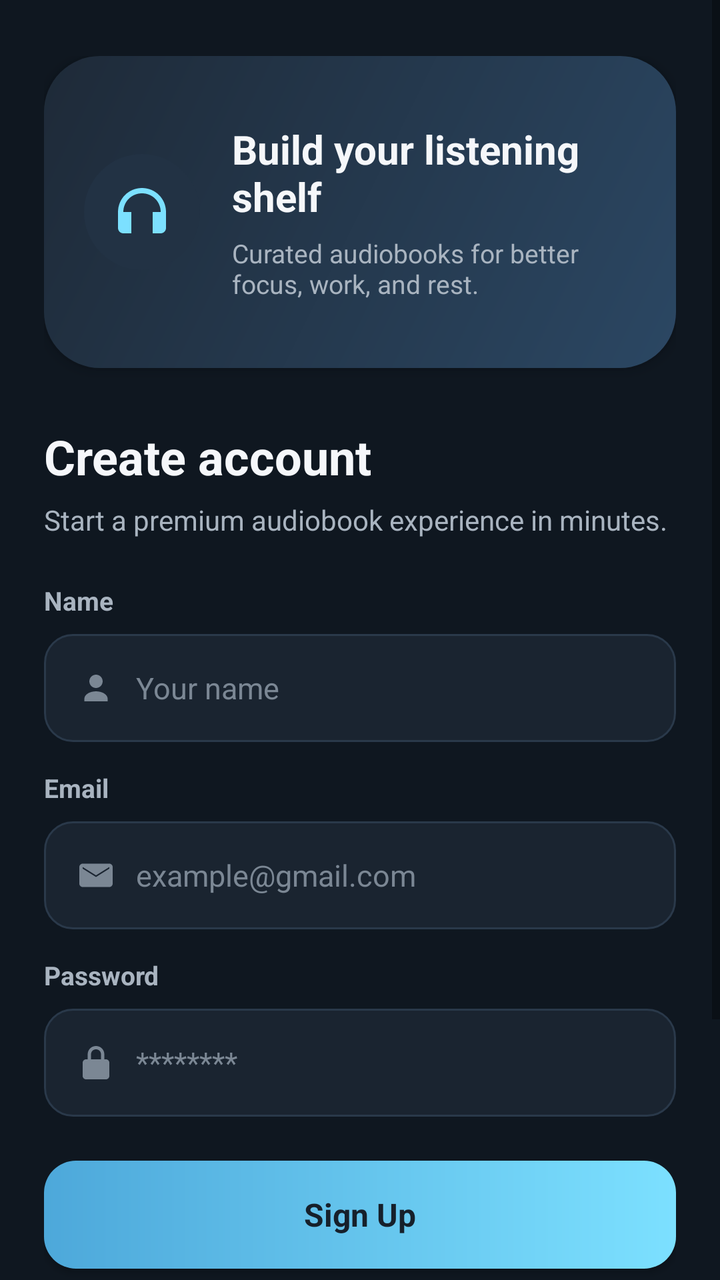
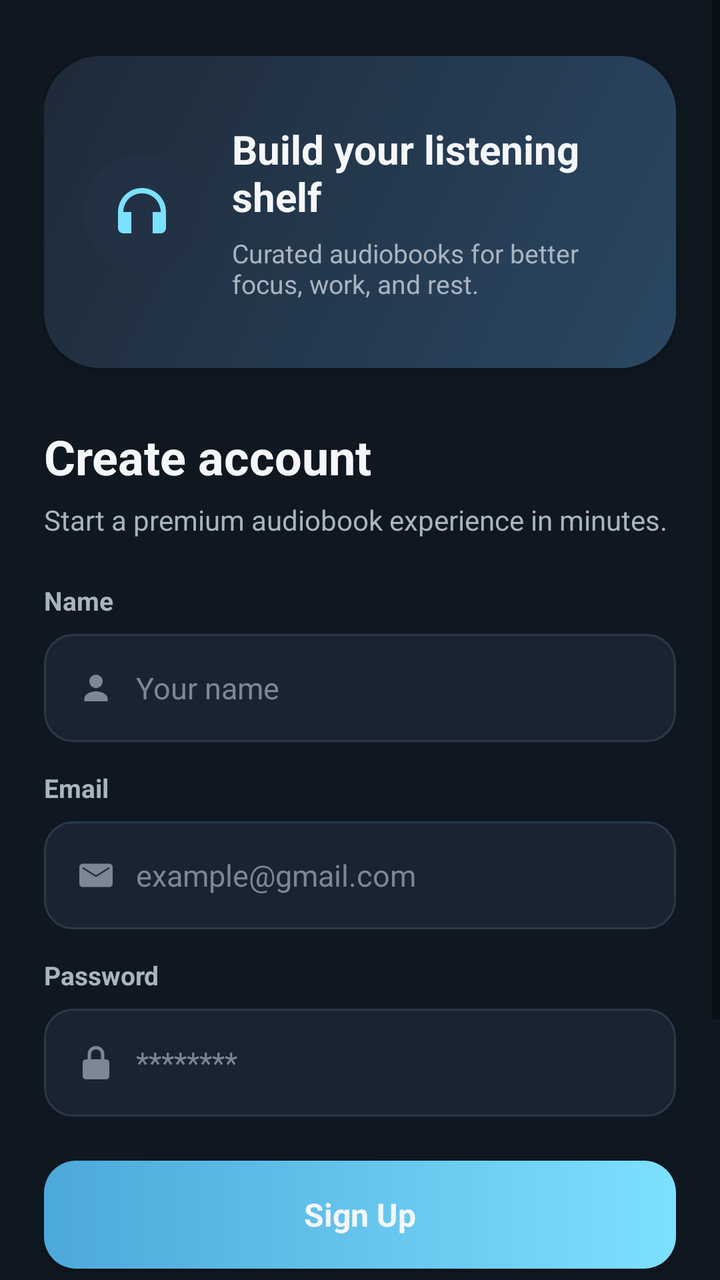

An Android layout rendered at two revisions. The XML below is the earlier revision; the diff shows what the commit changed to produce the second picture.
<!-- AndroidManifest.xml: application theme Theme.Fonosfinal -->
<!-- res/layout/activity_register.xml -->
<?xml version="1.0" encoding="utf-8"?>
<ScrollView xmlns:android="http://schemas.android.com/apk/res/android"
    android:layout_width="match_parent"
    android:layout_height="match_parent"
    android:background="@color/background"
    android:fillViewport="true">

    <LinearLayout
        android:layout_width="match_parent"
        android:layout_height="wrap_content"
        android:orientation="vertical"
        android:paddingStart="22dp"
        android:paddingTop="28dp"
        android:paddingEnd="22dp"
        android:paddingBottom="26dp">

        <FrameLayout
            android:id="@+id/layout_register_hero"
            android:layout_width="match_parent"
            android:layout_height="156dp"
            android:background="@drawable/bg_auth_hero_gradient"
            android:elevation="4dp"
            android:padding="20dp">

            <LinearLayout
                android:layout_width="match_parent"
                android:layout_height="match_parent"
                android:gravity="center_vertical"
                android:orientation="horizontal">

                <ImageView
                    android:id="@+id/image_register_headphones"
                    android:layout_width="58dp"
                    android:layout_height="58dp"
                    android:background="@drawable/bg_icon_circle"
                    android:contentDescription="Audiobook"
                    android:padding="13dp"
                    android:src="@drawable/ic_headphones" />

                <LinearLayout
                    android:layout_width="0dp"
                    android:layout_height="wrap_content"
                    android:layout_marginStart="16dp"
                    android:layout_weight="1"
                    android:orientation="vertical">

                    <TextView
                        android:id="@+id/text_register_hero_title"
                        android:layout_width="match_parent"
                        android:layout_height="wrap_content"
                        android:text="Build your listening shelf"
                        android:textColor="@color/text_primary"
                        android:textSize="20sp"
                        android:textStyle="bold" />

                    <TextView
                        android:id="@+id/text_register_hero_subtitle"
                        android:layout_width="match_parent"
                        android:layout_height="wrap_content"
                        android:layout_marginTop="6dp"
                        android:text="Curated audiobooks for better focus, work, and rest."
                        android:textColor="@color/text_secondary"
                        android:textSize="13sp" />
                </LinearLayout>
            </LinearLayout>
        </FrameLayout>

        <TextView
            android:id="@+id/text_register_title"
            android:layout_width="match_parent"
            android:layout_height="wrap_content"
            android:layout_marginTop="28dp"
            android:text="Create account"
            android:textColor="@color/text_primary"
            android:textSize="24sp"
            android:textStyle="bold" />

        <TextView
            android:id="@+id/text_register_subtitle"
            android:layout_width="match_parent"
            android:layout_height="wrap_content"
            android:layout_marginTop="6dp"
            android:text="Start a premium audiobook experience in minutes."
            android:textColor="@color/text_secondary"
            android:textSize="14sp" />

        <TextView
            android:id="@+id/label_register_name"
            android:layout_width="wrap_content"
            android:layout_height="wrap_content"
            android:layout_marginTop="22dp"
            android:text="Name"
            android:textColor="@color/text_secondary"
            android:textSize="13sp"
            android:textStyle="bold" />

        <LinearLayout
            android:id="@+id/layout_register_name_input"
            android:layout_width="match_parent"
            android:layout_height="54dp"
            android:layout_marginTop="8dp"
            android:background="@drawable/bg_input"
            android:gravity="center_vertical"
            android:orientation="horizontal">

            <ImageView
                android:layout_width="20dp"
                android:layout_height="20dp"
                android:contentDescription="Name"
                android:src="@drawable/ic_user" />

            <EditText
                android:id="@+id/edit_text_register_name"
                android:layout_width="0dp"
                android:layout_height="match_parent"
                android:layout_marginStart="10dp"
                android:layout_weight="1"
                android:background="@android:color/transparent"
                android:hint="Your name"
                android:inputType="textPersonName"
                android:singleLine="true"
                android:textColor="@color/text_primary"
                android:textColorHint="@color/text_muted"
                android:textSize="15sp" />
        </LinearLayout>

        <TextView
            android:id="@+id/label_register_email"
            android:layout_width="wrap_content"
            android:layout_height="wrap_content"
            android:layout_marginTop="14dp"
            android:text="Email"
            android:textColor="@color/text_secondary"
            android:textSize="13sp"
            android:textStyle="bold" />

        <LinearLayout
            android:id="@+id/layout_register_email_input"
            android:layout_width="match_parent"
            android:layout_height="54dp"
            android:layout_marginTop="8dp"
            android:background="@drawable/bg_input"
            android:gravity="center_vertical"
            android:orientation="horizontal">

            <ImageView
                android:layout_width="20dp"
                android:layout_height="20dp"
                android:contentDescription="Email"
                android:src="@drawable/ic_mail" />

            <EditText
                android:id="@+id/edit_text_register_email"
                android:layout_width="0dp"
                android:layout_height="match_parent"
                android:layout_marginStart="10dp"
                android:layout_weight="1"
                android:background="@android:color/transparent"
                android:hint="example@gmail.com"
                android:inputType="textEmailAddress"
                android:singleLine="true"
                android:textColor="@color/text_primary"
                android:textColorHint="@color/text_muted"
                android:textSize="15sp" />
        </LinearLayout>

        <TextView
            android:id="@+id/label_register_password"
            android:layout_width="wrap_content"
            android:layout_height="wrap_content"
            android:layout_marginTop="14dp"
            android:text="Password"
            android:textColor="@color/text_secondary"
            android:textSize="13sp"
            android:textStyle="bold" />

        <LinearLayout
            android:id="@+id/layout_register_password_input"
            android:layout_width="match_parent"
            android:layout_height="54dp"
            android:layout_marginTop="8dp"
            android:background="@drawable/bg_input"
            android:gravity="center_vertical"
            android:orientation="horizontal">

            <ImageView
                android:layout_width="20dp"
                android:layout_height="20dp"
                android:contentDescription="Password"
                android:src="@drawable/ic_lock" />

            <EditText
                android:id="@+id/edit_text_register_password"
                android:layout_width="0dp"
                android:layout_height="match_parent"
                android:layout_marginStart="10dp"
                android:layout_weight="1"
                android:background="@android:color/transparent"
                android:hint="********"
                android:inputType="textPassword"
                android:singleLine="true"
                android:textColor="@color/text_primary"
                android:textColorHint="@color/text_muted"
                android:textSize="15sp" />
        </LinearLayout>

        <Button
            android:id="@+id/button_sign_up"
            android:layout_width="match_parent"
            android:layout_height="54dp"
            android:layout_marginTop="22dp"
            android:background="@drawable/bg_button_primary"
            android:backgroundTint="@null"
            android:text="Sign Up"
            android:textAllCaps="false"
            android:textColor="@color/primary_variant"
            android:textSize="16sp"
            android:textStyle="bold" />

        <LinearLayout
            android:id="@+id/layout_register_divider"
            android:layout_width="match_parent"
            android:layout_height="wrap_content"
            android:layout_marginTop="22dp"
            android:gravity="center"
            android:orientation="horizontal">

            <View
                android:layout_width="0dp"
                android:layout_height="1dp"
                android:layout_weight="1"
                android:background="@color/divider" />

            <TextView
                android:layout_width="wrap_content"
                android:layout_height="wrap_content"
                android:paddingStart="12dp"
                android:paddingEnd="12dp"
                android:text="Or sign up with"
                android:textColor="@color/text_muted"
                android:textSize="12sp" />

            <View
                android:layout_width="0dp"
                android:layout_height="1dp"
                android:layout_weight="1"
                android:background="@color/divider" />
        </LinearLayout>

        <LinearLayout
            android:id="@+id/layout_register_social_buttons"
            android:layout_width="match_parent"
            android:layout_height="wrap_content"
            android:layout_marginTop="16dp"
            android:gravity="center"
            android:orientation="horizontal">

            <TextView
                android:id="@+id/button_register_facebook"
                android:layout_width="48dp"
                android:layout_height="48dp"
                android:background="@drawable/bg_social_button"
                android:clickable="true"
                android:focusable="true"
                android:gravity="center"
                android:text="f"
                android:textColor="@color/text_primary"
                android:textSize="17sp"
                android:textStyle="bold" />

            <TextView
                android:id="@+id/button_register_google"
                android:layout_width="48dp"
                android:layout_height="48dp"
                android:layout_marginStart="16dp"
                android:background="@drawable/bg_social_button"
                android:clickable="true"
                android:focusable="true"
                android:gravity="center"
                android:text="G"
                android:textColor="@color/text_primary"
                android:textSize="17sp"
                android:textStyle="bold" />

            <TextView
                android:id="@+id/button_register_twitter"
                android:layout_width="48dp"
                android:layout_height="48dp"
                android:layout_marginStart="16dp"
                android:background="@drawable/bg_social_button"
                android:clickable="true"
                android:focusable="true"
                android:gravity="center"
                android:text="t"
                android:textColor="@color/text_primary"
                android:textSize="17sp"
                android:textStyle="bold" />
        </LinearLayout>

        <TextView
            android:id="@+id/text_login"
            android:layout_width="match_parent"
            android:layout_height="wrap_content"
            android:layout_marginTop="22dp"
            android:gravity="center"
            android:text="Already Have An Account? Login"
            android:textColor="@color/text_secondary"
            android:textSize="14sp" />
    </LinearLayout>
</ScrollView>
<!-- resources referenced by this layout -->
<resources>
  <color name="background">#0F1720</color>
  <color name="divider">#2A394A</color>
  <color name="primary_variant">#16202B</color>
  <color name="text_muted">#7B8794</color>
  <color name="text_primary">#F5F7FA</color>
  <color name="text_secondary">#A9B4C0</color>
  <!-- drawable bg_auth_hero_gradient (drawable) -->
  <?xml version="1.0" encoding="utf-8"?>
  <shape xmlns:android="http://schemas.android.com/apk/res/android">
      <gradient
          android:angle="315"
          android:endColor="@color/card_gradient_end"
          android:startColor="@color/primary" />
      <corners android:radius="28dp" />
  </shape>
  <!-- drawable bg_icon_circle (drawable) -->
  <?xml version="1.0" encoding="utf-8"?>
  <ripple xmlns:android="http://schemas.android.com/apk/res/android"
      android:color="@color/ripple_surface">
      <item>
          <shape android:shape="oval">
              <solid android:color="@color/surface_light" />
          </shape>
      </item>
  </ripple>
  <!-- drawable bg_input (drawable) -->
  <?xml version="1.0" encoding="utf-8"?>
  <shape xmlns:android="http://schemas.android.com/apk/res/android">
      <solid android:color="@color/input_bg" />
      <stroke
          android:width="1dp"
          android:color="@color/divider" />
      <corners android:radius="14dp" />
      <padding
          android:bottom="12dp"
          android:left="16dp"
          android:right="16dp"
          android:top="12dp" />
  </shape>
  <!-- drawable bg_social_button (drawable) -->
  <?xml version="1.0" encoding="utf-8"?>
  <ripple xmlns:android="http://schemas.android.com/apk/res/android"
      android:color="@color/ripple_accent">
      <item>
          <shape android:shape="oval">
              <solid android:color="@color/surface_light" />
              <stroke
                  android:width="1dp"
                  android:color="@color/divider" />
          </shape>
      </item>
  </ripple>
  <!-- drawable ic_headphones (drawable) -->
  <?xml version="1.0" encoding="utf-8"?>
  <vector xmlns:android="http://schemas.android.com/apk/res/android"
      android:width="24dp"
      android:height="24dp"
      android:viewportWidth="24"
      android:viewportHeight="24">
      <path
          android:fillColor="@color/accent"
          android:pathData="M12,3C7,3 3,7 3,12V18C3,19.1 3.9,20 5,20H8V12H5C5,8.1 8.1,5 12,5S19,8.1 19,12H16V20H19C20.1,20 21,19.1 21,18V12C21,7 17,3 12,3Z" />
  </vector>
  <!-- drawable ic_mail (drawable) -->
  <?xml version="1.0" encoding="utf-8"?>
  <vector xmlns:android="http://schemas.android.com/apk/res/android"
      android:width="24dp"
      android:height="24dp"
      android:viewportWidth="24"
      android:viewportHeight="24">
      <path
          android:fillColor="@color/text_muted"
          android:pathData="M4,5H20C21.1,5 22,5.9 22,7V17C22,18.1 21.1,19 20,19H4C2.9,19 2,18.1 2,17V7C2,5.9 2.9,5 4,5ZM12,13L20,8V7L12,12L4,7V8L12,13Z" />
  </vector>
  <!-- drawable ic_user (drawable) -->
  <?xml version="1.0" encoding="utf-8"?>
  <vector xmlns:android="http://schemas.android.com/apk/res/android"
      android:width="24dp"
      android:height="24dp"
      android:viewportWidth="24"
      android:viewportHeight="24">
      <path
          android:fillColor="@color/text_muted"
          android:pathData="M12,12C14.2,12 16,10.2 16,8S14.2,4 12,4 8,5.8 8,8 9.8,12 12,12ZM12,14C8.1,14 5,16 5,18.5V20H19V18.5C19,16 15.9,14 12,14Z" />
  </vector>
  <style name="Theme.Fonosfinal" parent="Base.Theme.Fonosfinal" />
  <color name="card_gradient_end">#2B4763</color>
  <color name="primary">#1E2A38</color>
  <color name="ripple_accent">#337CE0FF</color>
  <color name="accent">#7CE0FF</color>
  <color name="secondary">#4DA8DA</color>
  <color name="ripple_surface">#26334455</color>
  <color name="surface_light">#223244</color>
  <color name="input_bg">#1A2430</color>
  <color name="surface">#182331</color>
  <!-- unchanged entries left out for length: 3 -->
</resources>

<!-- the commit's change to res/layout/activity_register.xml (unified diff, before → after) -->
@@ -213,7 +213,7 @@
             android:backgroundTint="@null"
             android:text="Sign Up"
             android:textAllCaps="false"
-            android:textColor="@color/primary_variant"
+            android:textColor="@color/text_primary"
             android:textSize="16sp"
             android:textStyle="bold" />
 
